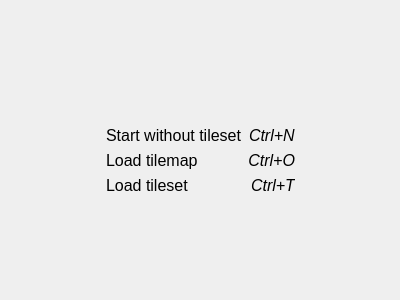
This is src/gui/startup/startup_widget.ui in albin-johansson/tactile as Qt 5 draws it before an edit. The edited form follows.
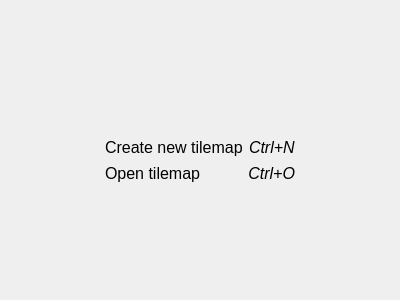
This is the edited form. Icons and pictures are not drawn.

Patch:
```diff
--- a/src/gui/startup/startup_widget.ui
+++ b/src/gui/startup/startup_widget.ui
@@ -59,7 +59,7 @@
           </font>
          </property>
          <property name="text">
-          <string>Load tilemap</string>
+          <string>Open tilemap</string>
          </property>
          <property name="alignment">
           <set>Qt::AlignLeading|Qt::AlignLeft|Qt::AlignVCenter</set>
@@ -85,45 +85,6 @@
        </item>
       </layout>
      </item>
-     <item row="1" column="0">
-      <layout class="QHBoxLayout" name="horizontalLayout">
-       <item>
-        <widget class="QLabel" name="loadSheetLabel">
-         <property name="font">
-          <font>
-           <family>Segoe UI</family>
-           <pointsize>12</pointsize>
-           <weight>50</weight>
-           <bold>false</bold>
-          </font>
-         </property>
-         <property name="text">
-          <string>Load tileset</string>
-         </property>
-         <property name="alignment">
-          <set>Qt::AlignLeading|Qt::AlignLeft|Qt::AlignVCenter</set>
-         </property>
-        </widget>
-       </item>
-       <item>
-        <widget class="QLabel" name="loadSheetBindLabel">
-         <property name="font">
-          <font>
-           <family>Segoe UI</family>
-           <pointsize>12</pointsize>
-           <italic>true</italic>
-          </font>
-         </property>
-         <property name="text">
-          <string>Ctrl+T</string>
-         </property>
-         <property name="alignment">
-          <set>Qt::AlignRight|Qt::AlignTrailing|Qt::AlignVCenter</set>
-         </property>
-        </widget>
-       </item>
-      </layout>
-     </item>
     </layout>
    </item>
    <item row="6" column="1">
@@ -187,7 +148,7 @@
         </font>
        </property>
        <property name="text">
-        <string>Start without tileset</string>
+        <string>Create new tilemap</string>
        </property>
       </widget>
      </item>
```
